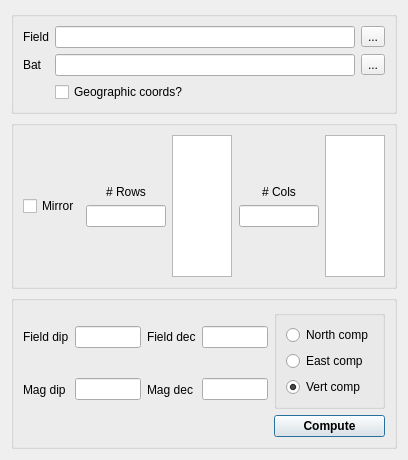
GenericMappingTools/InteractiveGMT, file deps/ui/rtp3d.ui: the form before one commit.
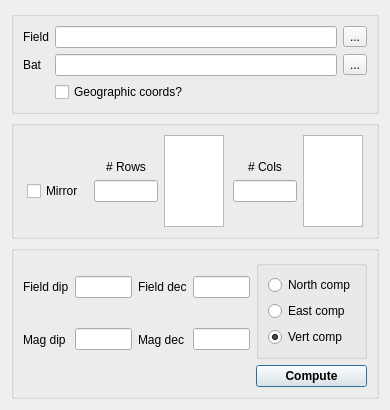
The form after the commit.

What changed in the file:
```diff
--- a/deps/ui/rtp3d.ui
+++ b/deps/ui/rtp3d.ui
@@ -6,8 +6,8 @@
    <rect>
     <x>0</x>
     <y>0</y>
-    <width>408</width>
-    <height>460</height>
+    <width>390</width>
+    <height>410</height>
    </rect>
   </property>
   <property name="windowTitle">
@@ -92,11 +92,42 @@
         </property>
        </spacer>
       </item>
-      <item>
-       <widget class="QCheckBox" name="chk_mirror">
-        <property name="text">
-         <string>Mirror</string>
+      <item alignment="Qt::AlignmentFlag::AlignVCenter">
+       <widget class="QWidget" name="mirrorBox" native="true">
+        <property name="sizePolicy">
+         <sizepolicy hsizetype="Preferred" vsizetype="Fixed">
+          <horstretch>0</horstretch>
+          <verstretch>0</verstretch>
+         </sizepolicy>
         </property>
+        <layout class="QVBoxLayout" name="verticalLayout_mirror">
+         <property name="leftMargin">
+          <number>0</number>
+         </property>
+         <property name="topMargin">
+          <number>0</number>
+         </property>
+         <property name="rightMargin">
+          <number>0</number>
+         </property>
+         <property name="bottomMargin">
+          <number>0</number>
+         </property>
+         <item>
+          <widget class="QLabel" name="lbl_mirrorSpacer">
+           <property name="text">
+            <string/>
+           </property>
+          </widget>
+         </item>
+         <item>
+          <widget class="QCheckBox" name="chk_mirror">
+           <property name="text">
+            <string>Mirror</string>
+           </property>
+          </widget>
+         </item>
+        </layout>
        </widget>
       </item>
       <item>
@@ -117,7 +148,7 @@
         <item alignment="Qt::AlignmentFlag::AlignVCenter">
          <widget class="QWidget" name="rowsBox" native="true">
           <property name="sizePolicy">
-           <sizepolicy hsizetype="Fixed" vsizetype="Fixed">
+           <sizepolicy hsizetype="Preferred" vsizetype="Fixed">
             <horstretch>0</horstretch>
             <verstretch>0</verstretch>
            </sizepolicy>
@@ -192,7 +223,7 @@
         <item alignment="Qt::AlignmentFlag::AlignVCenter">
          <widget class="QWidget" name="colsBox" native="true">
           <property name="sizePolicy">
-           <sizepolicy hsizetype="Fixed" vsizetype="Fixed">
+           <sizepolicy hsizetype="Preferred" vsizetype="Fixed">
             <horstretch>0</horstretch>
             <verstretch>0</verstretch>
            </sizepolicy>
@@ -282,7 +313,20 @@
        </widget>
       </item>
       <item row="0" column="1">
-       <widget class="QLineEdit" name="le_fieldDip"/>
+       <widget class="QLineEdit" name="le_fieldDip">
+        <property name="minimumSize">
+         <size>
+          <width>28</width>
+          <height>0</height>
+         </size>
+        </property>
+        <property name="maximumSize">
+         <size>
+          <width>70</width>
+          <height>16777215</height>
+         </size>
+        </property>
+       </widget>
       </item>
       <item row="0" column="2">
        <widget class="QLabel" name="lbl_fieldDec">
@@ -292,7 +336,20 @@
        </widget>
       </item>
       <item row="0" column="3">
-       <widget class="QLineEdit" name="le_fieldDec"/>
+       <widget class="QLineEdit" name="le_fieldDec">
+        <property name="minimumSize">
+         <size>
+          <width>28</width>
+          <height>0</height>
+         </size>
+        </property>
+        <property name="maximumSize">
+         <size>
+          <width>70</width>
+          <height>16777215</height>
+         </size>
+        </property>
+       </widget>
       </item>
       <item row="1" column="0">
        <widget class="QLabel" name="lbl_magDip">
@@ -302,7 +359,20 @@
        </widget>
       </item>
       <item row="1" column="1">
-       <widget class="QLineEdit" name="le_magDip"/>
+       <widget class="QLineEdit" name="le_magDip">
+        <property name="minimumSize">
+         <size>
+          <width>28</width>
+          <height>0</height>
+         </size>
+        </property>
+        <property name="maximumSize">
+         <size>
+          <width>70</width>
+          <height>16777215</height>
+         </size>
+        </property>
+       </widget>
       </item>
       <item row="1" column="2">
        <widget class="QLabel" name="lbl_magDec">
@@ -312,7 +382,20 @@
        </widget>
       </item>
       <item row="1" column="3">
-       <widget class="QLineEdit" name="le_magDec"/>
+       <widget class="QLineEdit" name="le_magDec">
+        <property name="minimumSize">
+         <size>
+          <width>28</width>
+          <height>0</height>
+         </size>
+        </property>
+        <property name="maximumSize">
+         <size>
+          <width>70</width>
+          <height>16777215</height>
+         </size>
+        </property>
+       </widget>
       </item>
       <item row="0" column="4" rowspan="2">
        <widget class="QGroupBox" name="gb_component">
```
Left out of the diff: 41 changed lines with no effect on the pictures.
